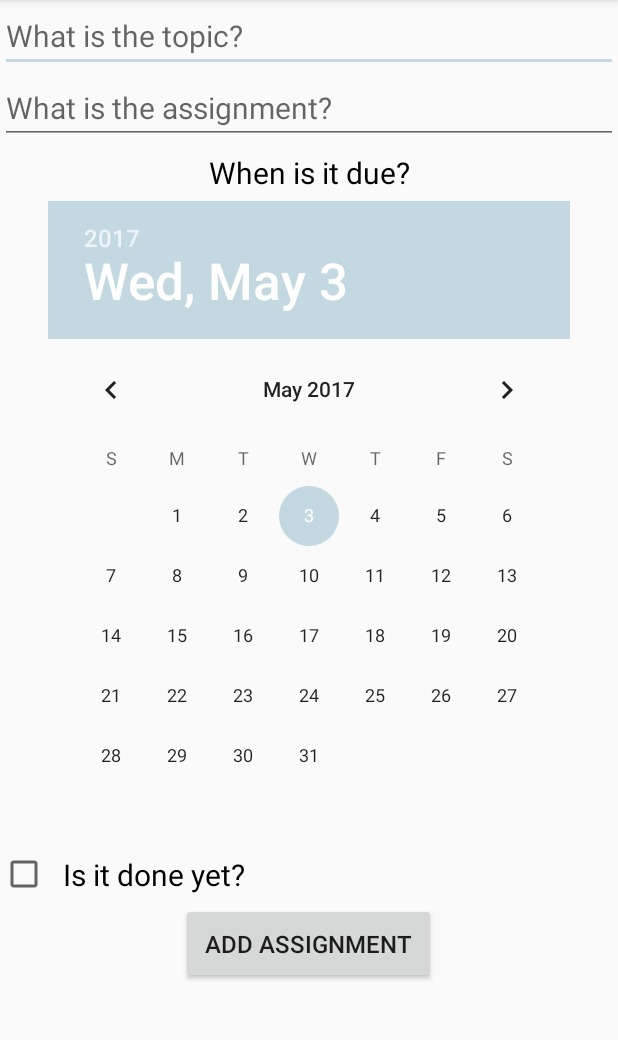
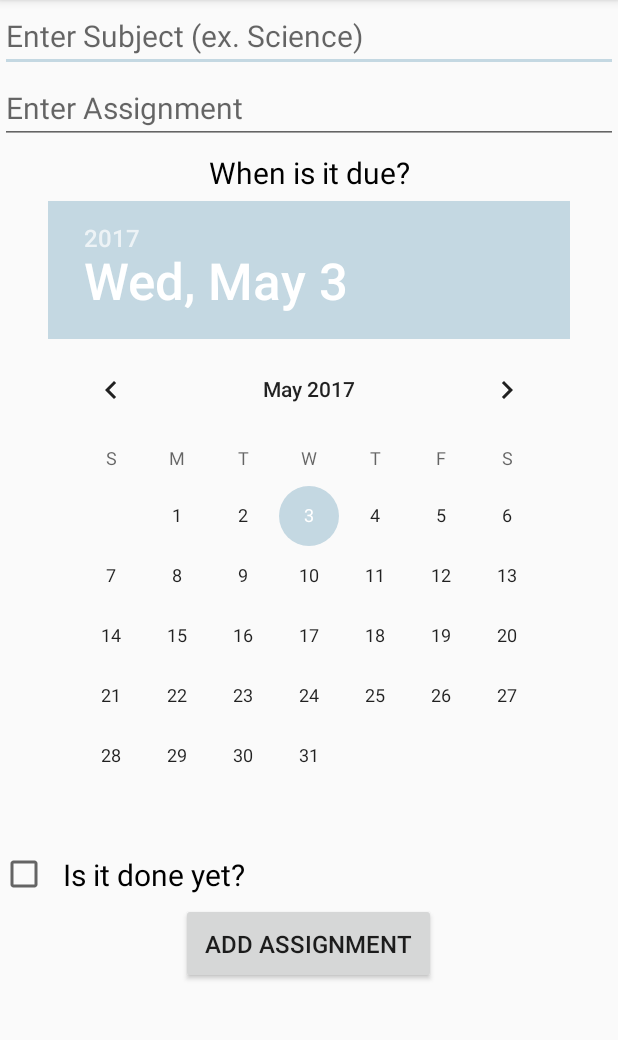
Before and after one commit to ba2364/FinalProject-BenjaminARachelM, an Android app: the MakeAssignment screen opened directly, with no data from a screen before it, on a phone screen of 412 x 824 dp, the part 84-1124 px from its top. Run offline under Robolectric (Android 15) with nearby library versions, the phone set to English and light mode, and no system bars; our stand-ins replace Firebase (no records; nobody signed in at launch, a user with empty details on screens opened directly).

Commit message:
Added icon, added new images for assignments, change prompt text in xml for assignment maker, started case switch for images (that is not complete)

```diff
--- a/app/src/main/AndroidManifest.xml
+++ b/app/src/main/AndroidManifest.xml
@@ -4,7 +4,7 @@
 
     <application
         android:allowBackup="true"
-        android:icon="@mipmap/ic_launcher"
+        android:icon="@drawable/hh_icon"
         android:label="@string/app_name"
         android:roundIcon="@mipmap/ic_launcher_round"
         android:supportsRtl="true"
--- a/app/src/main/res/layout/make_assignment.xml
+++ b/app/src/main/res/layout/make_assignment.xml
@@ -14,13 +14,13 @@
         <EditText
             android:id="@+id/topic_box"
             style="@style/EditTextStyle"
-            android:hint="@string/topic"
+            android:hint="Enter Subject (ex. Science)"
             android:inputType="text"/>
 
         <EditText
             android:id="@+id/assignment_box"
             style="@style/EditTextStyle"
-            android:hint="@string/assignment"
+            android:hint="Enter Assignment"
             android:inputType="text"/>
 
         <LinearLayout
```
Also changed, not shown: app/src/main/java/com/ba2364/finalproject_benjaminarachelm/AssignmentHolder.java (+30 -0 lines), app/src/main/res/drawable/americanhistory_icon.png (added), app/src/main/res/drawable/hh_icon.png (added), app/src/main/res/drawable/specialassignment_icon.png (added), app/src/main/res/drawable/worldhistory_icon.png (added).
